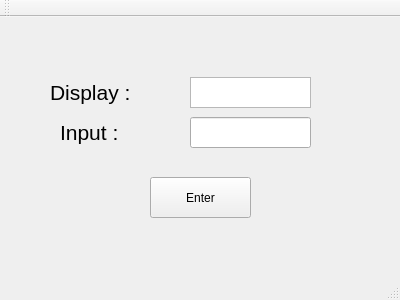
First picture: the form in mainwindow.ui, repository wftmate/untitled, before the edit.
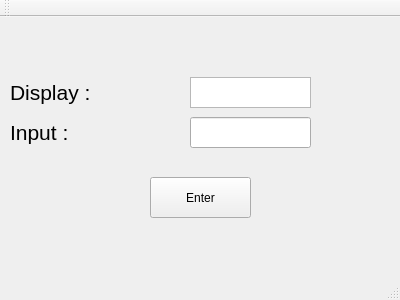
Second picture: the form after the edit.

Diff of the .ui file:
```diff
--- a/mainwindow.ui
+++ b/mainwindow.ui
@@ -40,9 +40,9 @@
    <widget class="QLabel" name="label">
     <property name="geometry">
      <rect>
-      <x>60</x>
+      <x>10</x>
       <y>100</y>
-      <width>71</width>
+      <width>151</width>
       <height>31</height>
      </rect>
     </property>
@@ -58,9 +58,9 @@
    <widget class="QLabel" name="label_2">
     <property name="geometry">
      <rect>
-      <x>50</x>
+      <x>10</x>
       <y>60</y>
-      <width>81</width>
+      <width>151</width>
       <height>31</height>
      </rect>
     </property>
```
Left out of the diff: 2 changed lines with no effect on the pictures.
